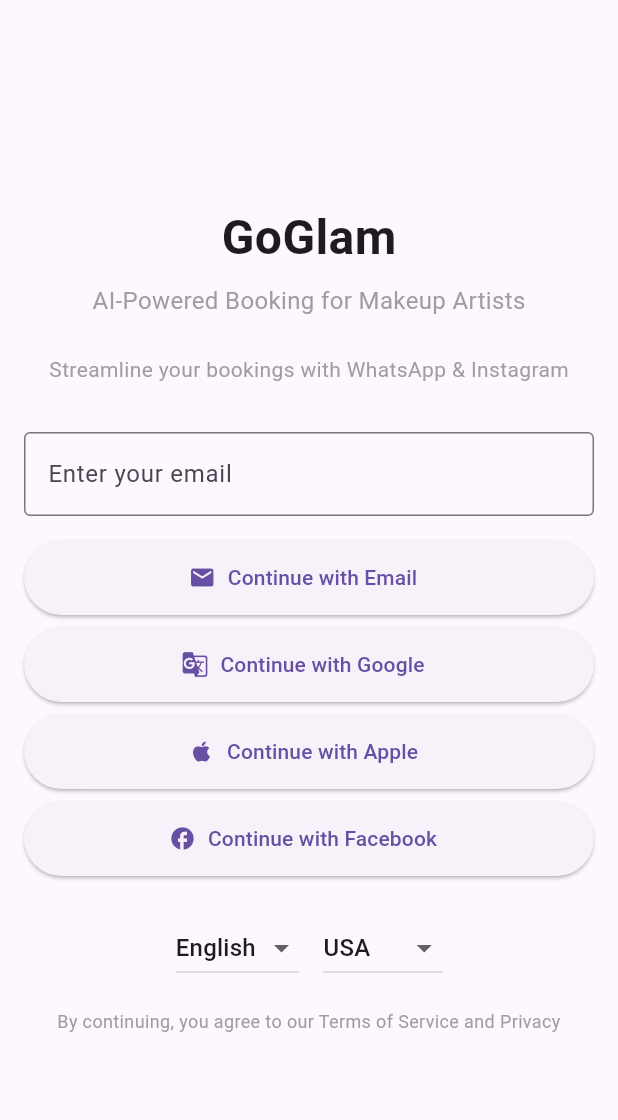
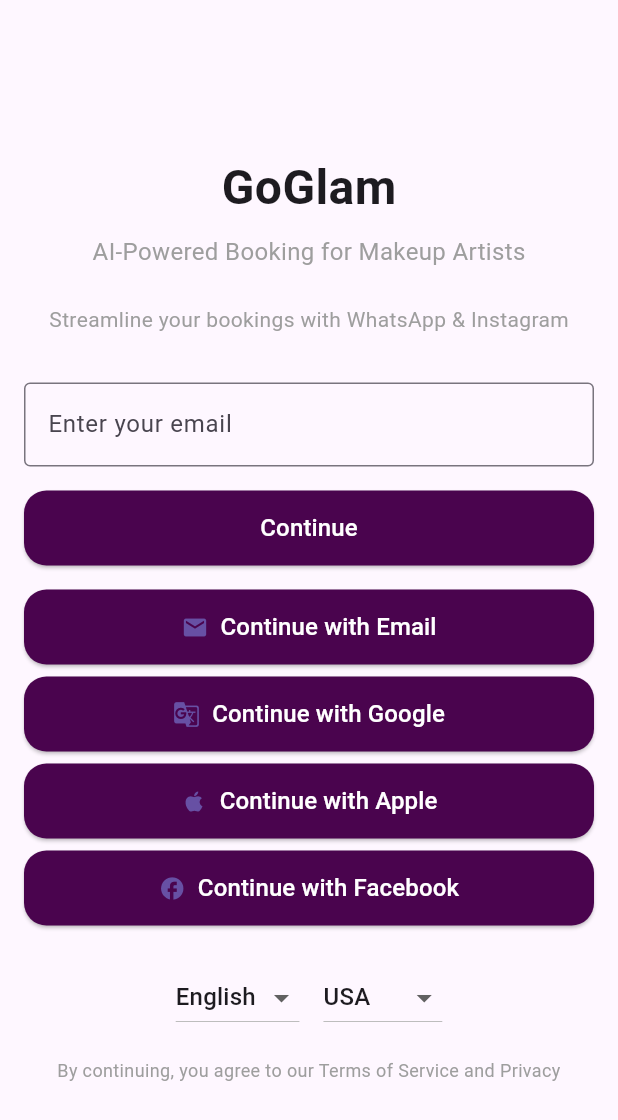
Before and after one commit to Chinmayverma1602/1glam, a Flutter app: the screen it shows after launch, on a phone screen of 412 x 824 dp. Shown: the top 1120 px of the screen. Run offline on Flutter 3.47's test engine with Material 3 defaults, Android fonts, the phone set to English and light mode, and no system bars; our stand-ins replace flutter_svg, google_fonts, pinput.

Commit message:
svg Issue Fixed

```diff
--- /dev/null
+++ b/lib/constants/AppColors.dart
@@ -0,0 +1,11 @@
+import 'package:flutter/material.dart';
+
+class AppColors {
+  static const Color primary = Color(0xFFC026D3);
+  // static const Color secondary = Colors.purpleAccent;
+  static const Color dark = Colors.black;
+  static const Color light = Colors.white;
+  static const Color title = Color(0xFF4A044E);
+  static const Color subtitle = Color(0xFF86198F);
+  static const Color facebookBlue = Color(0xFF1877F2);
+}
--- a/lib/loginPage.dart
+++ b/lib/loginPage.dart
@@ -1,4 +1,6 @@
 import 'package:flutter/material.dart';
+import 'package:glam1/constants/AppColors.dart';
+import 'package:glam1/screens/VerifyEmailPage.dart';
 import 'package:glam1/widgets/CustomButton.dart';
 
 class LoginScreen extends StatelessWidget {
@@ -33,8 +35,17 @@ class LoginScreen extends StatelessWidget {
             ),
             SizedBox(height: 16),
             CustomButton(
+              text: 'Continue',
+              color: AppColors.title,
+              onPressed: () {
+                Navigator.push(context, MaterialPageRoute(builder: (context)=> VerifyEmailPage()));
+              },
+            ),
+            SizedBox(height: 16),
+            CustomButton(
               icon: Icons.mail,
               text: 'Continue with Email',
+              color: AppColors.title,
               onPressed: () {
                 // Handle email login
               },
@@ -43,6 +54,7 @@ class LoginScreen extends StatelessWidget {
             CustomButton(
               icon: Icons.g_translate,
               text: 'Continue with Google',
+              color: AppColors.title,
               onPressed: () {
                 // Handle Google login
               },
@@ -51,6 +63,7 @@ class LoginScreen extends StatelessWidget {
             CustomButton(
               icon: Icons.apple,
               text: 'Continue with Apple',
+              color: AppColors.title,
               onPressed: () {
                 // Handle Apple login
               },
@@ -59,6 +72,7 @@ class LoginScreen extends StatelessWidget {
             CustomButton(
               icon: Icons.facebook,
               text: 'Continue with Facebook',
+              color: AppColors.title,
               onPressed: () {
                 // Handle Facebook login
               },
--- a/lib/main.dart
+++ b/lib/main.dart
@@ -12,6 +12,7 @@ class MyApp extends StatelessWidget {
   @override
   Widget build(BuildContext context) {
     return MaterialApp(
+      debugShowCheckedModeBanner: false,
       home: LoginScreen(),
     );
   }
--- a/lib/widgets/CustomButton.dart
+++ b/lib/widgets/CustomButton.dart
@@ -1,24 +1,42 @@
 import 'package:flutter/material.dart';
 
 class CustomButton extends StatelessWidget {
-  final IconData icon;
+  final IconData? icon;
   final String text;
+  final Color color;
+  final Color? iconColor;
   final VoidCallback onPressed;
 
-  CustomButton({
-    required this.icon,
+  const CustomButton({
+    Key? key,
+    this.icon,
     required this.text,
+    required this.color,
+    this.iconColor,
     required this.onPressed,
-  });
+  }) : super(key: key);
 
   @override
   Widget build(BuildContext context) {
-    return ElevatedButton.icon(
-      icon: Icon(icon),
-      label: Text(text),
+    return ElevatedButton(
       onPressed: onPressed,
       style: ElevatedButton.styleFrom(
-        minimumSize: Size(double.infinity, 50),
+        backgroundColor: color,
+        minimumSize: const Size(358, 50),
+        shape: RoundedRectangleBorder(
+          borderRadius: BorderRadius.circular(15),
+        ),
+      ),
+      child: Row(
+        mainAxisAlignment: MainAxisAlignment.center,
+        children: [
+          if (icon != null) Icon(icon, color: iconColor),
+          if (icon != null) const SizedBox(width: 8),
+          Text(
+            text,
+            style: const TextStyle(color: Colors.white, fontSize: 16),
+          ),
+        ],
       ),
     );
   }
```
Also changed, not shown: lib/screens/EnterDetailsPage.dart (added, +81 -0 lines), lib/screens/VerifyEmailPage.dart (added, +146 -0 lines), lib/widgets/CustomHeader.dart (added, +20 -0 lines), lib/widgets/CustomSubtitle.dart (added, +20 -0 lines), lib/widgets/CustomTextInputField.dart (added, +39 -0 lines), lib/widgets/CustomTitle.dart (added, +19 -0 lines), pubspec.yaml (+5 -2 lines), assets/images/i-1.svg (added), assets/images/i-2.svg (added), assets/images/i.png (added), assets/images/i.svg (added), assets/images/svg-1.png (added), assets/images/svg-2.png (added), assets/images/svg.png (added), 2 more files, 2 other files.
